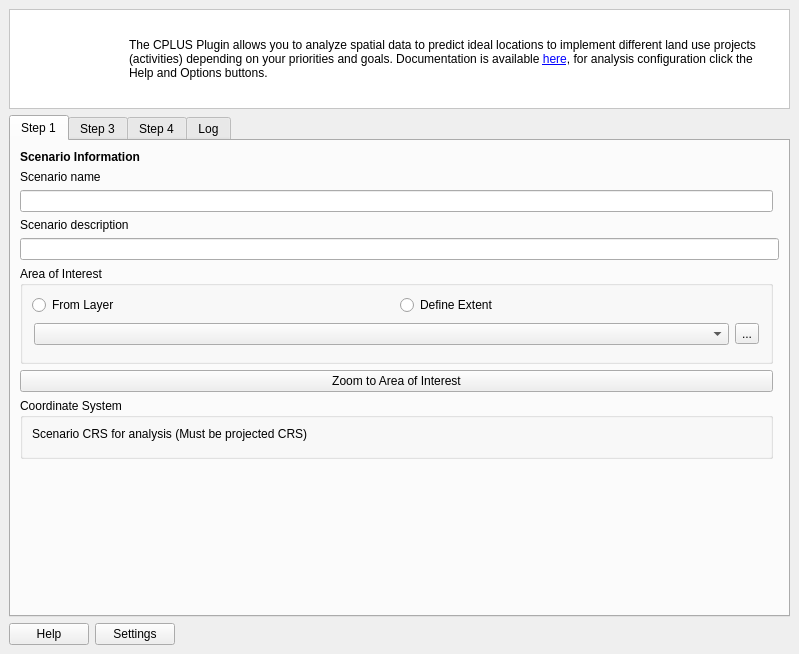
This is src/cplus_plugin/ui/qgis_cplus_main_dockwidget.ui in ConservationInternational/cplus-plugin as Qt 5 draws it before an edit. The edited form follows.
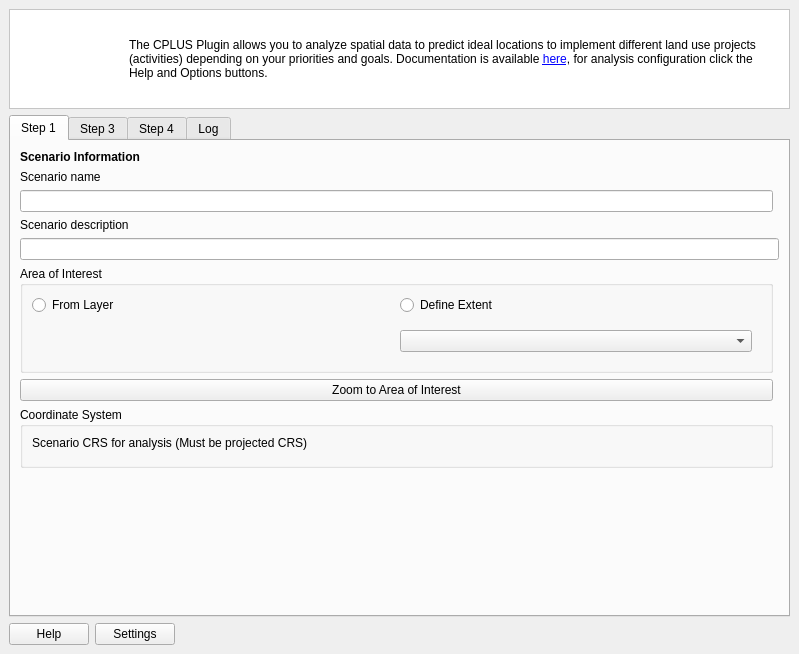
This is the edited form. Icons and pictures are not drawn. Custom widgets are drawn as their Qt base class.

Commit message: Ensure studyarea is not automatically populated when adding new layers to canvas

Patch:
```diff
--- a/src/cplus_plugin/ui/qgis_cplus_main_dockwidget.ui
+++ b/src/cplus_plugin/ui/qgis_cplus_main_dockwidget.ui
@@ -166,27 +166,18 @@
               <number>0</number>
              </property>
              <widget class="QWidget" name="pg_local">
-              <layout class="QGridLayout" name="gridLayout_2">
-               <property name="leftMargin">
-                <number>2</number>
-               </property>
-               <property name="topMargin">
-                <number>2</number>
-               </property>
-               <property name="rightMargin">
-                <number>2</number>
-               </property>
-               <property name="bottomMargin">
-                <number>2</number>
-               </property>
-               <item row="0" column="0" alignment="Qt::AlignTop">
-                <widget class="QgsMapLayerComboBox" name="cbo_studyarea">                 
+              <layout class="QHBoxLayout" name="horizontalLayout">
+               <item alignment="Qt::AlignTop">
+                <widget class="QgsFileWidget" name="studyarea_layer_file_widget">
+                 <property name="toolTip">
+                  <string>Select the study area layer from the local filesystem.</string>
+                 </property>
                 </widget>
                </item>
-               <item row="0" column="1" alignment="Qt::AlignTop">
-                <widget class="QToolButton" name="btn_choose_studyarea_file">
-                 <property name="text">
-                  <string>...</string>
+               <item alignment="Qt::AlignTop">
+                <widget class="QgsMapLayerComboBox" name="cbo_studyarea">
+                 <property name="toolTip">
+                  <string>Select study area layer from the current QGIS map layers.</string>
                  </property>
                 </widget>
                </item>
@@ -890,6 +881,11 @@
    <header>qgsextentgroupbox.h</header>
    <container>1</container>
   </customwidget>
+  <customwidget>
+   <class>QgsFileWidget</class>
+   <extends>QWidget</extends>
+   <header>qgsfilewidget.h</header>
+  </customwidget>
   <customwidget>
    <class>QgsMapLayerComboBox</class>
    <extends>QComboBox</extends>
```
Left out of the diff: 4 changed lines with no effect on the pictures. The commit also changes 1 other file.
